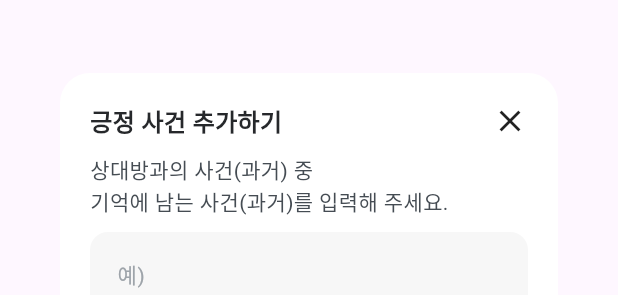
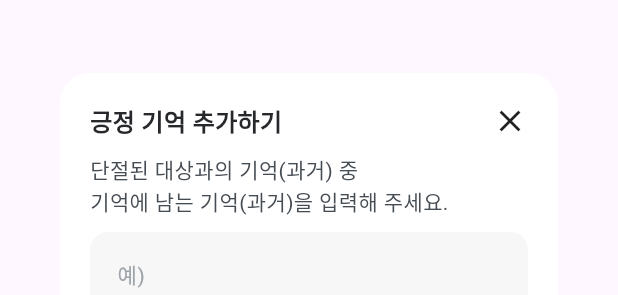
Before and after one commit to yunjunghun0116/maeumtoktok, a Flutter app: the IssueInputDialog widget shown alone on an empty page, opened directly with empty values, on a phone screen of 412 x 824 dp. Shown: the part 170-465 px from the top of the screen. Run offline on Flutter 3.47's test engine with Material 3 defaults, Android fonts, the phone set to English and light mode, and no system bars; our stand-ins replace another_flushbar, cloud_firestore, firebase_core, firebase_storage, flutter_speed_dial, image_picker and 1 more; missing offline and left inert: bcrypt, encrypt, langchain, langchain_openai; accounts and stored records are empty; generated files the repository leaves out were written again.

Commit message:
refactor: 명칭 수정
상대방 -> 단절된 대상
사건 -> 기억
으로 명칭을 수정

```diff
--- a/lib/core/exceptions/exception_message.dart
+++ b/lib/core/exceptions/exception_message.dart
@@ -23,11 +23,11 @@ enum ExceptionMessage {
   cantUsePoint(400, "사용 가능한 포인트를 초과했습니다."),
   /* 채팅 관련 메시지 */
   memberInformationRequired(400, "내 정보가 입력되어야 합니다."),
-  targetInformationRequired(400, "상대방에 대한 추가 정보(성격 등)가 입력되어야 합니다."),
-  targetIssueRequired(400, "상대방과의 사건이 하나 이상 입력되어야 합니다."),
-  targetNameRequired(400, "상대방의 이름이 입력되어야 합니다."),
-  targetJobRequired(400, "상대방의 직업이 입력되어야 합니다."),
-  targetAgeRequired(400, "상대방의 나이가 입력되어야 합니다.");
+  targetInformationRequired(400, "단절된 대상에 대한 추가 정보(성격 등)가 입력되어야 합니다."),
+  targetIssueRequired(400, "단절된 대상과의 사건이 하나 이상 입력되어야 합니다."),
+  targetNameRequired(400, "단절된 대상의 이름이 입력되어야 합니다."),
+  targetJobRequired(400, "단절된 대상의 직업이 입력되어야 합니다."),
+  targetAgeRequired(400, "단절된 대상의 나이가 입력되어야 합니다.");
 
   final int statusCode;
   final String description;
--- a/lib/features/main/screens/home_screen.dart
+++ b/lib/features/main/screens/home_screen.dart
@@ -7,6 +7,7 @@ import 'package:app/features/target/domain/entities/target.dart';
 import 'package:app/features/target/presentation/controllers/target_controller.dart';
 import 'package:app/features/target_information/presentation/controllers/target_information_controller.dart';
 import 'package:app/features/target_information/presentation/screens/target_information_screen.dart';
+import 'package:app/features/target_issue/domain/entities/target_issue.dart';
 import 'package:app/features/target_issue/presentation/controllers/target_issue_controller.dart';
 import 'package:app/shared/widgets/common_progress_bar.dart';
 import 'package:flutter/material.dart';
@@ -53,15 +54,13 @@ class _HomeScreenState extends State<HomeScreen> {
     return inputCnt / totalCnt;
   }
 
-  double _getPositiveIssueProgress(BuildContext context) {
+  double _getPositiveIssueProgress(List<TargetIssue> issues) {
     var totalCnt = 1;
-    var issues = context.read<TargetIssueController>().positiveIssues;
     return issues.length / totalCnt;
   }
 
-  double _getNegativeIssueProgress(BuildContext context) {
+  double _getNegativeIssueProgress(List<TargetIssue> issues) {
     var totalCnt = 3;
-    var issues = context.read<TargetIssueController>().negativeIssues;
     return issues.length / totalCnt;
   }
 
@@ -96,6 +95,8 @@ class _HomeScreenState extends State<HomeScreen> {
   }
 
   Widget statusCard({required BuildContext context, required Target target}) {
+    return Consumer<TargetIssueController>(
+      builder: (context, controller, child) {
         return Container(
           width: double.infinity,
           margin: const EdgeInsets.symmetric(horizontal: 20),
@@ -106,15 +107,17 @@ class _HomeScreenState extends State<HomeScreen> {
           ),
           child: Column(
             children: [
-          inputStatus(title: "내 정보 입력현황", progress: _getMemberInformationInputProgress(context)),
+              inputStatus(title: "내 정보 입력 현황", progress: _getMemberInformationInputProgress(context)),
               SizedBox(height: 10),
-          inputStatus(title: "상대방 정보 입력현황", progress: _getTargetInputProgress(context, target)),
+              inputStatus(title: "단절된 대상 정보 입력 현황", progress: _getTargetInputProgress(context, target)),
               SizedBox(height: 10),
-          inputStatus(title: "긍정 사건 입력현황", progress: _getPositiveIssueProgress(context)),
+              inputStatus(title: "긍정 기억 입력 현황", progress: _getPositiveIssueProgress(controller.positiveIssues)),
               SizedBox(height: 10),
-          inputStatus(title: "부정 사건 입력현황", progress: _getNegativeIssueProgress(context)),
+              inputStatus(title: "부정 기억 입력 현황", progress: _getNegativeIssueProgress(controller.negativeIssues)),
             ],
           ),
+        );
+      },
     );
   }
 
@@ -122,7 +125,7 @@ class _HomeScreenState extends State<HomeScreen> {
     return Row(
       children: [
         SizedBox(
-          width: 140,
+          width: 160,
           child: Text(title, style: TextStyle(fontSize: 12, height: 20 / 12, color: AppColors.fontGray600Color)),
         ),
         Expanded(child: CommonProgressBar(progress: progress)),
--- a/lib/features/main/screens/main_screen.dart
+++ b/lib/features/main/screens/main_screen.dart
@@ -94,7 +94,7 @@ class _MainScreenState extends State<MainScreen> {
                       activeIcon: Icons.view_list,
                       inactiveIcon: Icons.view_list_outlined,
                       index: 2,
-                      title: '사건',
+                      title: '기억',
                       onTap: () => setState(() => _currentIndex = 2),
                     ),
                     kBottomNavigationBarItem(
--- a/lib/features/target/domain/entities/target.dart
+++ b/lib/features/target/domain/entities/target.dart
@@ -15,7 +15,7 @@ class Target {
   factory Target.fromJson(Map<String, dynamic> json) => _$TargetFromJson(json);
 
   factory Target.defaultTarget(String id, String image) {
-    return Target(id: id, image: image, name: "상대방", job: "", age: 0);
+    return Target(id: id, image: image, name: "단절된 대상", job: "", age: 0);
   }
 
   Map<String, dynamic> toJson() => _$TargetToJson(this);
--- a/lib/features/target_information/presentation/screens/target_information_screen.dart
+++ b/lib/features/target_information/presentation/screens/target_information_screen.dart
@@ -138,7 +138,7 @@ class _TargetInformationScreenState extends State<TargetInformationScreen> {
                   ),
                   centerTitle: true,
                   title: Text(
-                    "상대방 프로필",
+                    "${target.name}의 프로필",
                     style: TextStyle(
                       fontSize: 18,
                       height: 28 / 18,
@@ -158,7 +158,7 @@ class _TargetInformationScreenState extends State<TargetInformationScreen> {
                       decoration: BoxDecoration(
                         border: Border.all(color: AppColors.subColor4),
                         borderRadius: BorderRadius.circular(150),
-                        image: DecorationImage(image: NetworkImage(controller.target!.image), fit: BoxFit.cover),
+                        image: DecorationImage(image: NetworkImage(target.image), fit: BoxFit.cover),
                       ),
                       child: Stack(
                         children: [
@@ -167,7 +167,7 @@ class _TargetInformationScreenState extends State<TargetInformationScreen> {
                             bottom: 0,
                             child: GestureDetector(
                               behavior: HitTestBehavior.opaque,
-                              onTap: () => _updateImage(controller.target!),
+                              onTap: () => _updateImage(target),
                               child: Container(
                                 width: 40,
                                 height: 40,
--- a/lib/features/target_issue/presentation/screens/issue_screen.dart
+++ b/lib/features/target_issue/presentation/screens/issue_screen.dart
@@ -62,7 +62,7 @@ class _IssueScreenState extends State<IssueScreen> {
             automaticallyImplyLeading: false,
             centerTitle: true,
             title: Text(
-              '상대방과의 사건 목록',
+              '단절된 대상과의 기억',
               style: TextStyle(
                 fontSize: 18,
                 height: 28 / 18,
--- a/lib/features/target_issue/presentation/widgets/issue_input_dialog.dart
+++ b/lib/features/target_issue/presentation/widgets/issue_input_dialog.dart
@@ -41,7 +41,7 @@ class _IssueInputDialogState extends State<IssueInputDialog> {
             Row(
               children: [
                 Text(
-                  "${widget.issueType.name} 사건 추가하기",
+                  "${widget.issueType.name} 기억 추가하기",
                   style: TextStyle(
                     fontSize: 16,
                     color: AppColors.fontGray800Color,
@@ -59,7 +59,7 @@ class _IssueInputDialogState extends State<IssueInputDialog> {
             ),
             SizedBox(height: 10),
             Text(
-              "상대방과의 사건(과거) 중\n기억에 남는 사건(과거)를 입력해 주세요.",
+              "단절된 대상과의 기억(과거) 중\n기억에 남는 기억(과거)을 입력해 주세요.",
               style: TextStyle(fontSize: 14, color: AppColors.fontGray600Color, height: 20 / 14),
             ),
             const SizedBox(height: 10),
```
Also changed, not shown: lib/features/auth/presentation/screens/signing_screen.dart (+4 -11 lines), lib/features/main/screens/splash_screen.dart (+3 -12 lines), pubspec.lock, 1 other file. Lines whose indentation alone changed are shown as unchanged.
